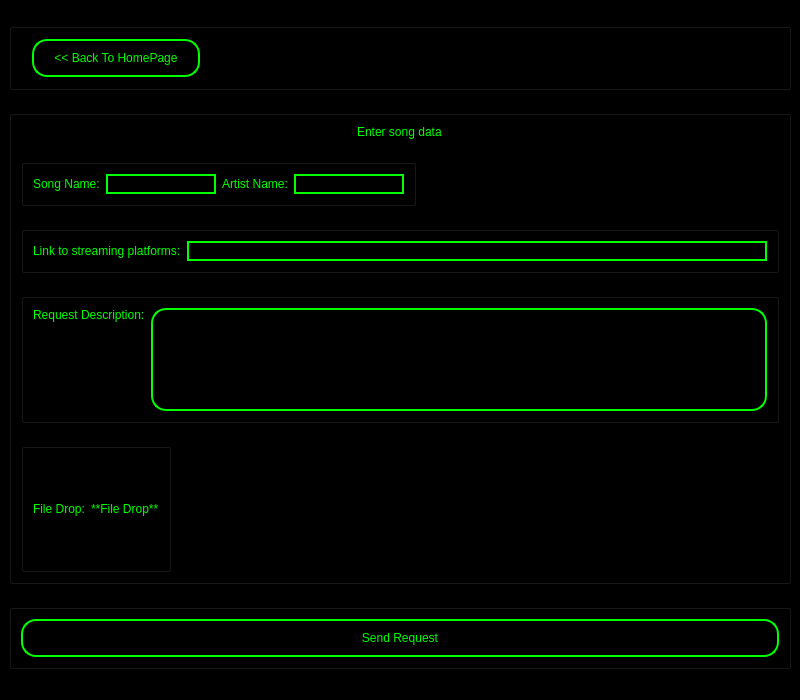
Before: the Qt Designer form GUI/UIs/RequestClientWndGUI.ui in YuraMoiseev/FinalProject, drawn with Qt 5.
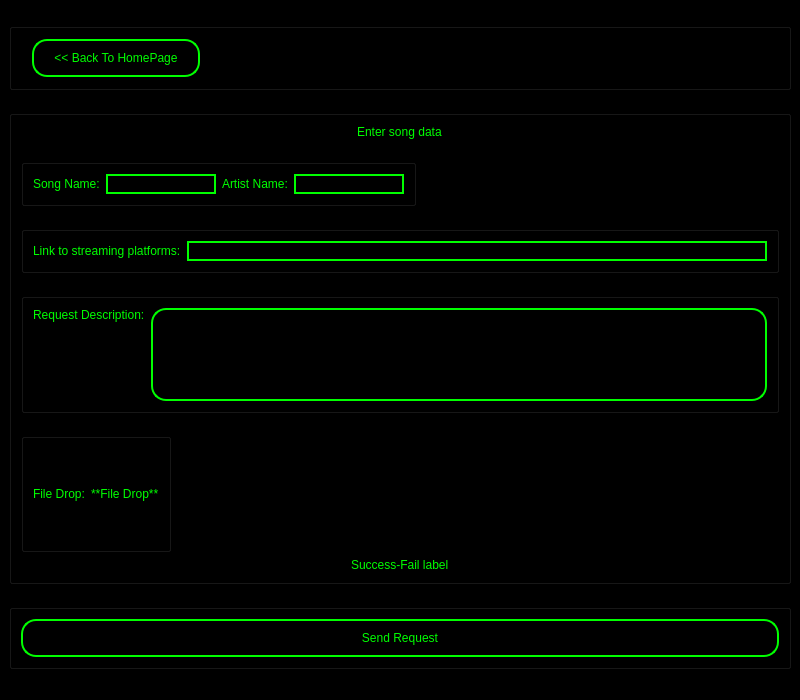
After: the same form once the commit is applied.

```diff
--- a/GUI/UIs/RequestClientWndGUI.ui
+++ b/GUI/UIs/RequestClientWndGUI.ui
@@ -379,6 +379,24 @@
          </layout>
         </widget>
        </item>
+       <item alignment="Qt::AlignHCenter">
+        <widget class="QLabel" name="SuccessFailLabel">
+         <property name="sizePolicy">
+          <sizepolicy hsizetype="Maximum" vsizetype="Maximum">
+           <horstretch>0</horstretch>
+           <verstretch>0</verstretch>
+          </sizepolicy>
+         </property>
+         <property name="styleSheet">
+          <string notr="true">font: 14pt &quot;Arial&quot;;
+border-radius: 15px;
+color: #00ff00;</string>
+         </property>
+         <property name="text">
+          <string>Success-Fail label</string>
+         </property>
+        </widget>
+       </item>
       </layout>
      </widget>
     </item>
```
